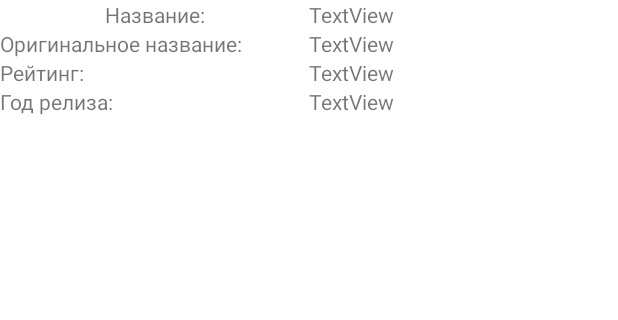
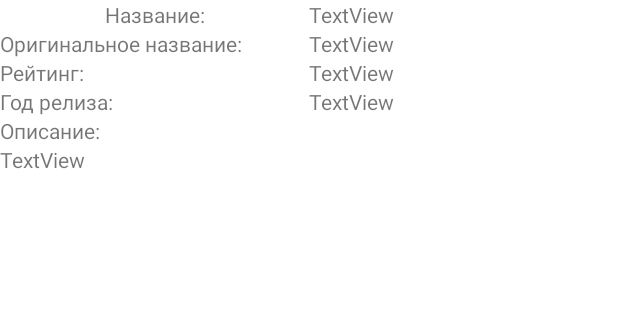
Before and after one commit to GregoryError/Film-Adviser, an Android app: the layout activity_detail.xml on its own in the app's theme, with its tools: preview values and no code run, on a phone screen of 412 x 824 dp, the part 162-482 px from its top. Run offline under Robolectric (Android 15) with nearby library versions, the phone set to English and light mode, and no system bars.

Commit message:
detail activity workaround; trying to add movie description

```diff
--- a/app/src/main/java/com/kaleidoscope/filmadviser/MainActivity.java
+++ b/app/src/main/java/com/kaleidoscope/filmadviser/MainActivity.java
@@ -7,6 +7,7 @@ import androidx.lifecycle.ViewModelProvider;
 import androidx.recyclerview.widget.GridLayoutManager;
 import androidx.recyclerview.widget.RecyclerView;
 
+import android.content.Intent;
 import android.os.Bundle;
 import android.util.Log;
 import android.view.View;
@@ -55,7 +56,10 @@ public class MainActivity extends AppCompatActivity {
 
             @Override
             public void onPosterClick(int pos) {
-                Toast.makeText(MainActivity.this, "" + pos, Toast.LENGTH_SHORT).show();
+                Movie movie = movieAdapter.getMovies().get(pos);
+                Intent intent = new Intent(MainActivity.this, DetailActivity.class);
+                intent.putExtra("id", movie.getId());
+                startActivity(intent);
             }
         });
 
--- a/app/src/main/java/com/kaleidoscope/filmadviser/util/JsonUtils.java
+++ b/app/src/main/java/com/kaleidoscope/filmadviser/util/JsonUtils.java
@@ -57,7 +57,8 @@ public class JsonUtils {
                     kinoRate = objectMovie.getDouble(KEY_RATING);
                 if (!objectMovie.isNull(KEY_RELEASE_YEAR))
                     releaseYear = objectMovie.getString(KEY_RELEASE_YEAR);
-                Movie movie = new Movie(id, imdbRate, kinoRate, title, originalTitle, posterPath, backDropPath, releaseYear);
+                if (!objectMovie.isNull())             // TODO: Subrequest about move description; check other code
+                Movie movie = new Movie(id, imdbRate, kinoRate, title, originalTitle, posterPath, backDropPath, releaseYear, overview);
                 result.add(movie);
             }
         } catch (JSONException e) {
--- a/app/src/main/res/layout/activity_detail.xml
+++ b/app/src/main/res/layout/activity_detail.xml
@@ -90,4 +90,20 @@
         app:layout_constraintEnd_toEndOf="parent"
         app:layout_constraintStart_toStartOf="@+id/guidelineCenter"
         app:layout_constraintTop_toBottomOf="@+id/textViewRating" />
+
+    <TextView
+        android:id="@+id/textViewLabelDescription"
+        android:layout_width="wrap_content"
+        android:layout_height="wrap_content"
+        android:text="@string/description_label_text"
+        app:layout_constraintStart_toStartOf="parent"
+        app:layout_constraintTop_toBottomOf="@+id/textViewReleaseYear" />
+
+    <TextView
+        android:id="@+id/textViewOverview"
+        android:layout_width="wrap_content"
+        android:layout_height="wrap_content"
+        android:text="TextView"
+        app:layout_constraintStart_toStartOf="parent"
+        app:layout_constraintTop_toBottomOf="@+id/textViewLabelDescription" />
 </androidx.constraintlayout.widget.ConstraintLayout>
--- a/app/src/main/res/values/strings.xml
+++ b/app/src/main/res/values/strings.xml
@@ -7,4 +7,5 @@
     <string name="original_title_text">Оригинальное название:</string>
     <string name="rating_text">Рейтинг:</string>
     <string name="release_year_text">Год релиза:</string>
+    <string name="description_label_text">Описание:</string>
 </resources>
```
Also changed, not shown: app/src/main/java/com/kaleidoscope/filmadviser/DetailActivity.java (+41 -0 lines), app/src/main/java/com/kaleidoscope/filmadviser/data/Movie.java (+11 -1 lines).
